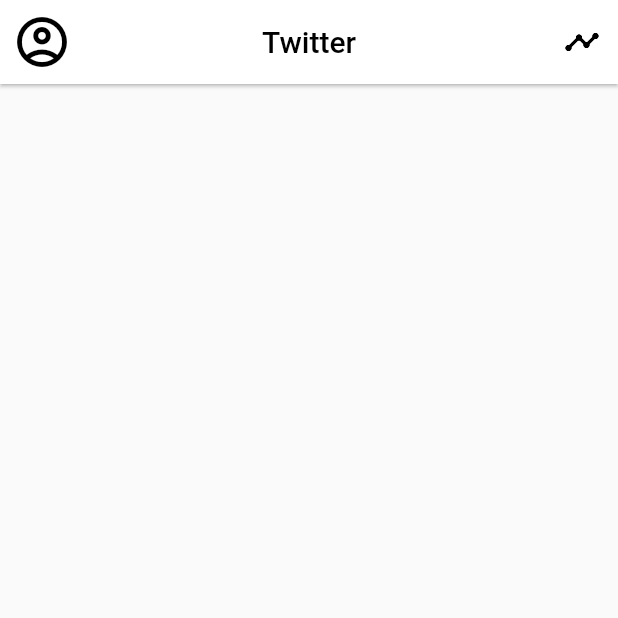
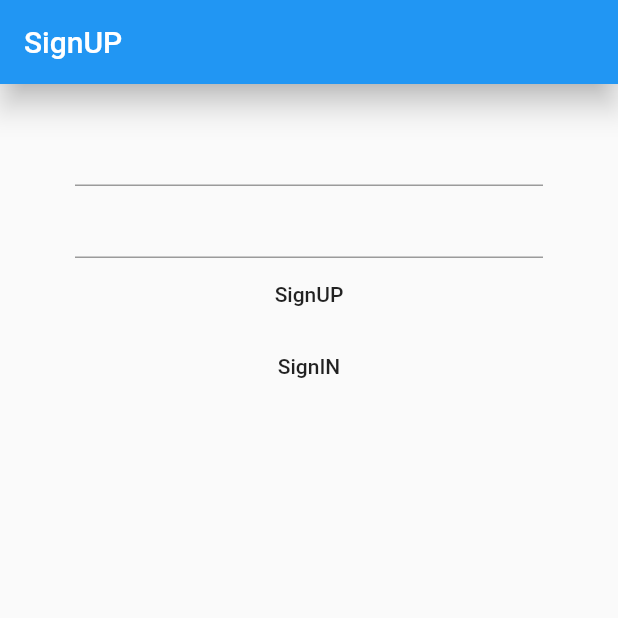
Before and after one commit to Arora-Yash-coder/twitter_ui, a Flutter app: the screen it shows after launch, on a phone screen of 412 x 824 dp, the top half of it. Run offline on Flutter 3.47's test engine with Material 2 defaults, Android fonts, the phone set to English and light mode, and no system bars; our stand-ins replace firebase_auth, firebase_core; accounts and stored records are empty.

Commit message:
Finished Firebase Auth

```diff
--- a/lib/main.dart
+++ b/lib/main.dart
@@ -1,56 +1,44 @@
+import 'package:firebase_core/firebase_core.dart';
 import 'package:flutter/material.dart';
+import 'package:provider/provider.dart';
+import 'package:twitter_ui/models/user.dart';
+import 'package:twitter_ui/screens/wrapper.dart';
+import 'package:twitter_ui/services/auth.dart';
 
 void main() {
-  runApp(const MyApp());
+  WidgetsFlutterBinding.ensureInitialized();
+  runApp(MyApp());
 }
 
 class MyApp extends StatelessWidget {
-  const MyApp({Key? key}) : super(key: key);
+  MyApp({Key? key}) : super(key: key);
+
+  final Future<FirebaseApp> _initialization = Firebase.initializeApp();
 
   // This widget is the root of your application.
   @override
   Widget build(BuildContext context) {
-    return MaterialApp(
-      title: 'Twitter Demo',
-      theme: ThemeData(
-        primarySwatch: Colors.blue,
-      ),
-      home: const MyHomePage(),
+    return FutureBuilder(
+      future: _initialization,
+      builder: (context, snapshot) {
+        if (snapshot.hasError) {
+          // return SomethingWentWrong();
+        }
+        if (snapshot.connectionState == ConnectionState.done) {
+          return StreamProvider<UserModel?>.value(
+            value: AuthService().user,
+            initialData: null,
+            child: const MaterialApp(
+              home: Wrapper(),
+            ),
+          );
+        }
+        return const Center(
+            child: Text(
+          "Loading",
+          textDirection: TextDirection.ltr,
+        ));
+      },
     );
   }
 }
-
-class MyHomePage extends StatelessWidget {
-  const MyHomePage({Key? key}) : super(key: key);
-
-  @override
-  Widget build(BuildContext context) {
-    return Scaffold(
-      appBar: AppBar(
-        elevation: 1,
-        centerTitle: true,
-        title: const Text(
-          'Twitter',
-          style: TextStyle(color: Colors.black),
-        ),
-        backgroundColor: Colors.white,
-        leading: IconButton(
-          icon: const Icon(
-            Icons.account_circle_outlined,
-            size: 40,
-            color: Colors.black,
-          ),
-          onPressed: () {},
-        ),
-        actions: [
-          IconButton(
-              onPressed: () {},
-              icon: const Icon(
-                Icons.timeline_sharp,
-                color: Colors.black,
-              ))
-        ],
-      ),
-    );
-  }
-}
--- /dev/null
+++ b/lib/models/user.dart
@@ -0,0 +1,5 @@
+class UserModel {
+  final String id;
+
+  UserModel({required this.id});
+}
--- /dev/null
+++ b/lib/screens/auth/signup.dart
@@ -0,0 +1,63 @@
+import 'package:flutter/material.dart';
+import 'package:twitter_ui/services/auth.dart';
+
+class SignUp extends StatefulWidget {
+  const SignUp({Key? key}) : super(key: key);
+
+  @override
+  State<SignUp> createState() => _SignUpState();
+}
+
+class _SignUpState extends State<SignUp> {
+  //
+  final AuthService _authService = AuthService();
+
+  // User Details
+  String email = '';
+  String password = '';
+
+  @override
+  Widget build(BuildContext context) {
+    return Scaffold(
+      appBar: AppBar(
+        backgroundColor: Colors.blue,
+        elevation: 8,
+        title: const Text('SignUP'),
+      ),
+      body: Container(
+        padding: const EdgeInsets.symmetric(
+          vertical: 20,
+          horizontal: 50,
+        ),
+        child: Form(
+          child: Column(
+            children: [
+              TextFormField(
+                onChanged: (value) => setState(() {
+                  email = value;
+                }),
+              ),
+              TextFormField(
+                onChanged: (value) => setState(() {
+                  password = value;
+                }),
+              ),
+              MaterialButton(
+                onPressed: () async {
+                  _authService.signIn(email, password);
+                },
+                child: const Text('SignUP'),
+              ),
+              MaterialButton(
+                onPressed: () async {
+                  _authService.signUp(email, password);
+                },
+                child: const Text('SignIN'),
+              ),
+            ],
+          ),
+        ),
+      ),
+    );
+  }
+}
--- /dev/null
+++ b/lib/screens/wrapper.dart
@@ -0,0 +1,20 @@
+import 'package:flutter/material.dart';
+import 'package:provider/provider.dart';
+import 'package:twitter_ui/models/user.dart';
+import 'package:twitter_ui/screens/auth/signup.dart';
+import 'package:twitter_ui/screens/main/home.dart';
+
+class Wrapper extends StatelessWidget {
+  const Wrapper({Key? key}) : super(key: key);
+
+  @override
+  Widget build(BuildContext context) {
+    final user = Provider.of<UserModel?>(context);
+    if (user == null) {
+      // Show Auth Routes
+      return const SignUp();
+    }
+    // Show Main Routes
+    return const Home();
+  }
+}
--- a/pubspec.yaml
+++ b/pubspec.yaml
@@ -37,6 +37,8 @@
   rename: ^2.0.1
   firebase_core: ^1.14.1
   google_fonts: ^2.3.1
+  firebase_auth: ^3.6.4
+  provider: ^6.0.3
 
 
 dev_dependencies:
```
Also changed, not shown: lib/screens/main/home.dart (added, +26 -0 lines), lib/services/auth.dart (added, +51 -0 lines), pubspec.lock, 3 other files.
